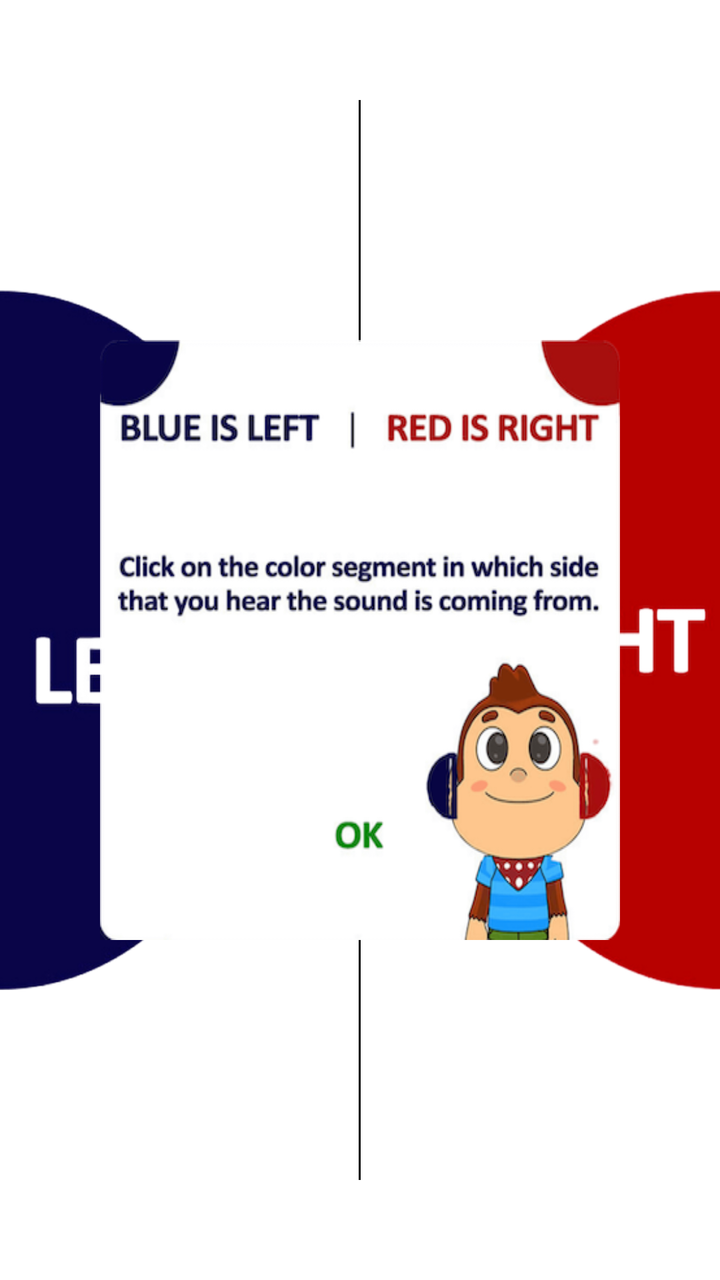
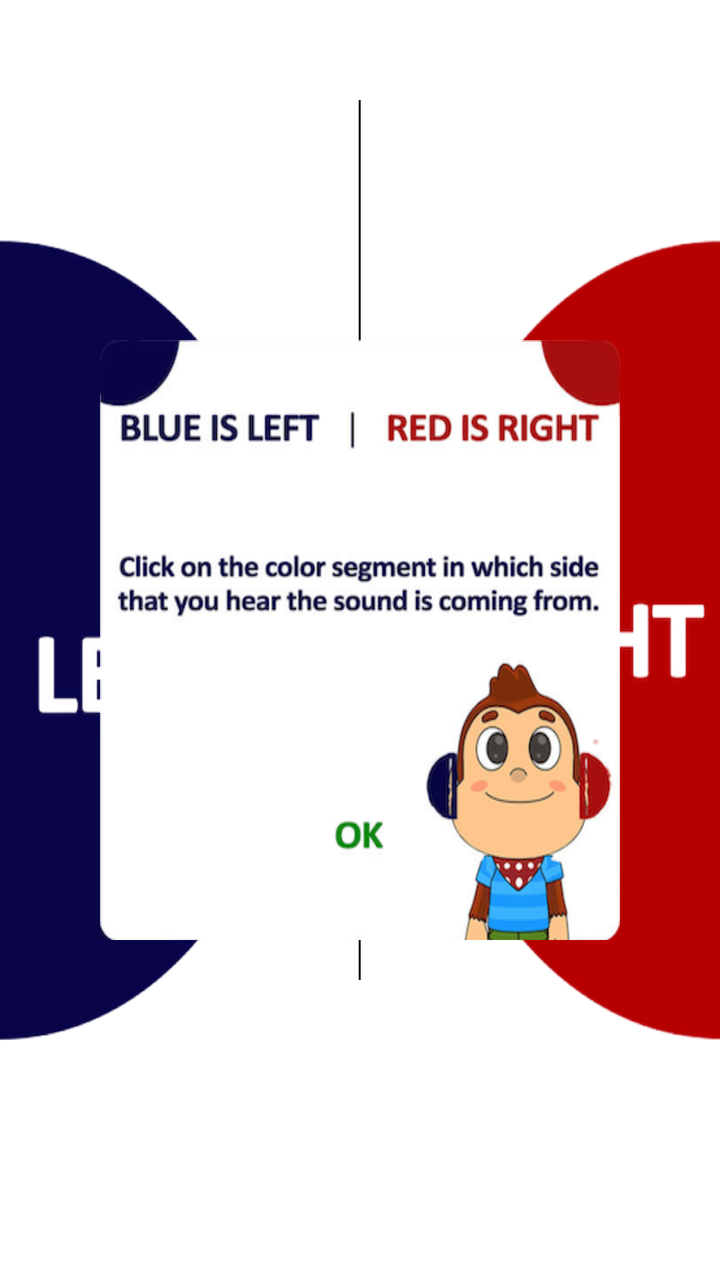

Compare the two renders of this Android layout. The source of the first and the diff that turns it into the second are given below.
<!-- AndroidManifest.xml: application theme Theme.IAhead -->
<!-- res/layout/activity_leftright.xml -->
<?xml version="1.0" encoding="utf-8"?>
<RelativeLayout xmlns:android="http://schemas.android.com/apk/res/android"
    android:layout_width="match_parent"
    android:layout_height="match_parent"
    android:orientation="vertical">

    <LinearLayout
        android:gravity="center_vertical"
        android:weightSum="2"
        android:orientation="horizontal"
        android:layout_width="match_parent"
        android:layout_height="match_parent">

        <LinearLayout
            android:layout_marginRight="40dp"
            android:background="@drawable/left"
            android:orientation="vertical"
            android:layout_weight="1"
            android:layout_width="0dp"
            android:layout_height="350dp">

        </LinearLayout>

        <View
            android:layout_marginBottom="50dp"
            android:layout_marginTop="50dp"
            android:layout_width="1dp"
            android:layout_height="match_parent"
            android:background="@color/black"/>

        <LinearLayout
            android:layout_marginLeft="40dp"
            android:background="@drawable/right"
            android:orientation="vertical"
            android:layout_weight="1"
            android:layout_width="0dp"
            android:layout_height="350dp">

        </LinearLayout>
    </LinearLayout>

    <ImageView
        android:id="@+id/ivClose"
        android:layout_centerVertical="true"
        android:layout_marginRight="50dp"
        android:layout_marginLeft="50dp"
        android:layout_width="match_parent"
        android:layout_height="300dp"
        android:background="@drawable/soundcheck"/>

    <TextView
        android:visibility="gone"
        android:id="@+id/tv_proceed"
        android:layout_width="wrap_content"
        android:layout_height="wrap_content"
        android:text="PROCEED"
        android:textSize="30dp"
        android:textStyle="bold"
        android:layout_centerHorizontal="true"
        android:textColor="@color/black"
        android:layout_marginBottom="50dp"
        android:layout_alignParentBottom="true"/>
</RelativeLayout>
<!-- resources referenced by this layout -->
<resources>
  <color name="black">#FF000000</color>
  <!-- drawable left: png bitmap (drawable, 80347 bytes) -->
  <!-- drawable right: png bitmap (drawable, 54598 bytes) -->
  <!-- drawable soundcheck: png bitmap (drawable, 100813 bytes) -->
  <style name="Theme.IAhead" parent="Theme.MaterialComponents.DayNight.NoActionBar">
          
          <item name="colorPrimary">@color/purple_500</item>
          <item name="colorPrimaryVariant">@color/purple_700</item>
          <item name="colorOnPrimary">@color/white</item>
          
          <item name="colorSecondary">@color/teal_200</item>
          <item name="colorSecondaryVariant">@color/teal_700</item>
          <item name="colorOnSecondary">@color/black</item>
          
          <item name="android:statusBarColor">?attr/colorPrimaryVariant</item>
          
      </style>
  <color name="purple_500">#FF6200EE</color>
  <color name="purple_700">#FF3700B3</color>
  <color name="white">#FFFFFFFF</color>
  <color name="teal_200">#FF03DAC5</color>
  <color name="teal_700">#FF018786</color>
</resources>

<!-- the commit's change to res/layout/activity_leftright.xml (unified diff, before → after) -->
@@ -4,40 +4,38 @@
     android:layout_height="match_parent"
     android:orientation="vertical">
 
-    <LinearLayout
-        android:gravity="center_vertical"
-        android:weightSum="2"
-        android:orientation="horizontal"
-        android:layout_width="match_parent"
-        android:layout_height="match_parent">
 
         <LinearLayout
-            android:layout_marginRight="40dp"
+            android:layout_centerVertical="true"
+            android:id="@+id/ll_left"
             android:background="@drawable/left"
             android:orientation="vertical"
             android:layout_weight="1"
-            android:layout_width="0dp"
-            android:layout_height="350dp">
+            android:layout_width="150dp"
+            android:layout_height="400dp">
 
         </LinearLayout>
 
         <View
-            android:layout_marginBottom="50dp"
+            android:layout_centerHorizontal="true"
+            android:layout_marginBottom="150dp"
             android:layout_marginTop="50dp"
             android:layout_width="1dp"
             android:layout_height="match_parent"
             android:background="@color/black"/>
 
         <LinearLayout
+            android:layout_alignParentRight="true"
+            android:layout_centerVertical="true"
+            android:id="@+id/ll_right"
             android:layout_marginLeft="40dp"
             android:background="@drawable/right"
             android:orientation="vertical"
             android:layout_weight="1"
-            android:layout_width="0dp"
-            android:layout_height="350dp">
+            android:layout_width="150dp"
+            android:layout_height="400dp">
 
         </LinearLayout>
-    </LinearLayout>
 
     <ImageView
         android:id="@+id/ivClose"
